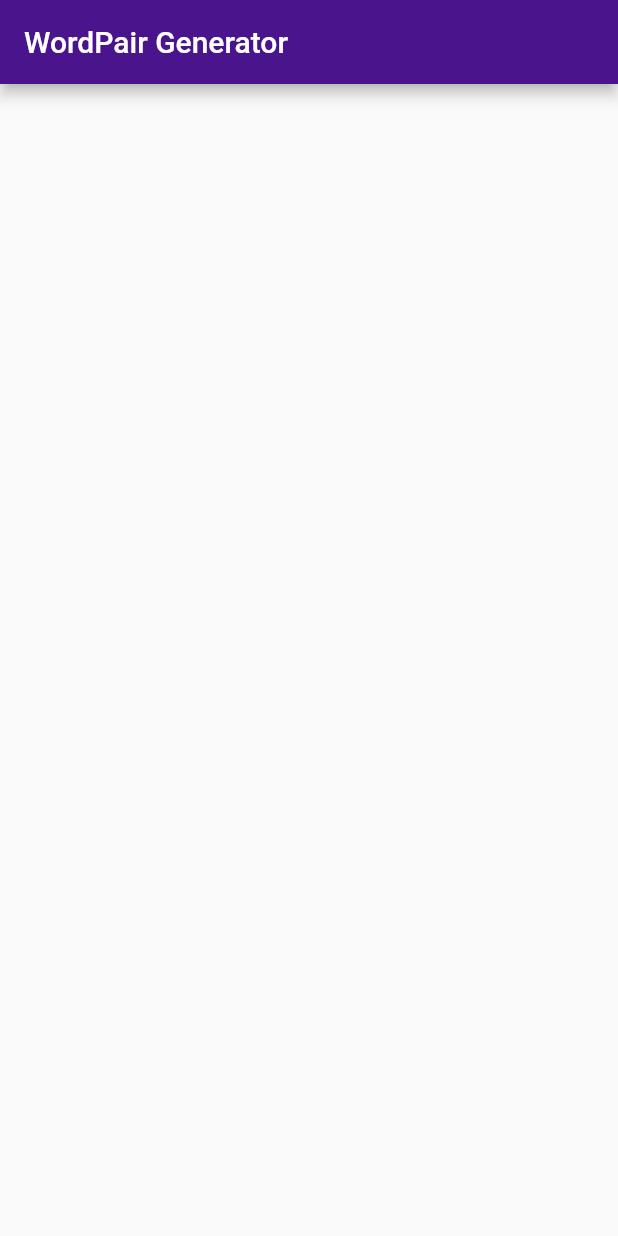
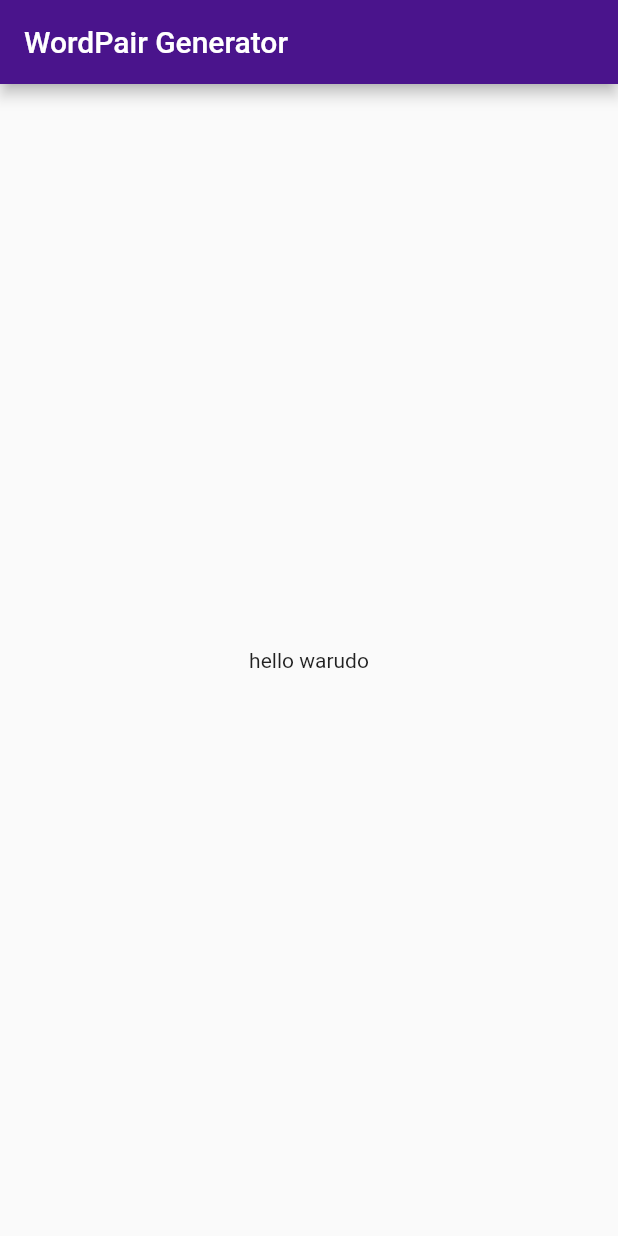
Before and after one commit to axixnix/flutter_projects, a Flutter app: the screen it shows after launch, on a phone screen of 412 x 824 dp. Run offline on Flutter 3.47's test engine with Material 2 defaults, Android fonts, the phone set to English and light mode, and no system bars.

Commit message:
set body property within the scaffold widget, used the Center widget to center the body

```diff
--- a/wordpair_generator/lib/main.dart
+++ b/wordpair_generator/lib/main.dart
@@ -11,6 +11,10 @@ class MyApp extends StatelessWidget {
                 900]), //theme does not go into scaffold, it goes directly into material app
         home: Scaffold(
           appBar: AppBar(title: Text('WordPair Generator')),
+          body: Center(
+            //Center centers a child widget
+            child: Text('hello warudo'),
+          ),
         ));
   }
 }
```
